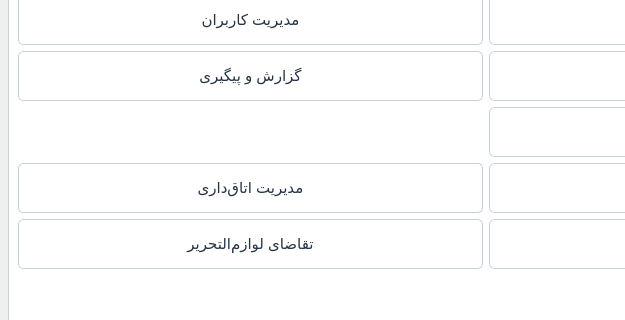
Qt form main.ui (sadradelkhah-web/MyPythonProject) before a commit; both pictures show x 0 to 625 and y 122 to 442 of the 1200 by 950 pixel window.
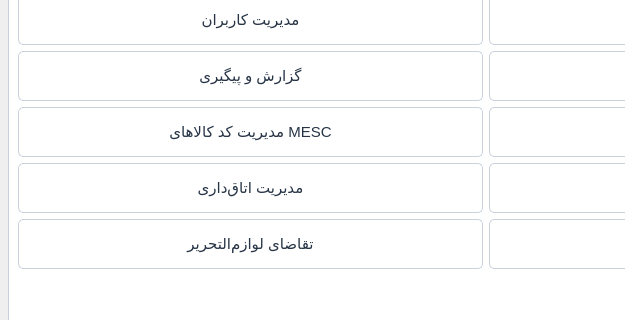
The same form after that commit.

Commit message: Restore unrelated UI grid position

Patch:
```diff
--- a/main.ui
+++ b/main.ui
@@ -400,7 +400,7 @@
             </property>
            </widget>
           </item>
-          <item row="3" column="1">
+          <item row="2" column="1">
            <widget class="QPushButton" name="btnOpenMesc">
             <property name="minimumSize">
              <size>
```
